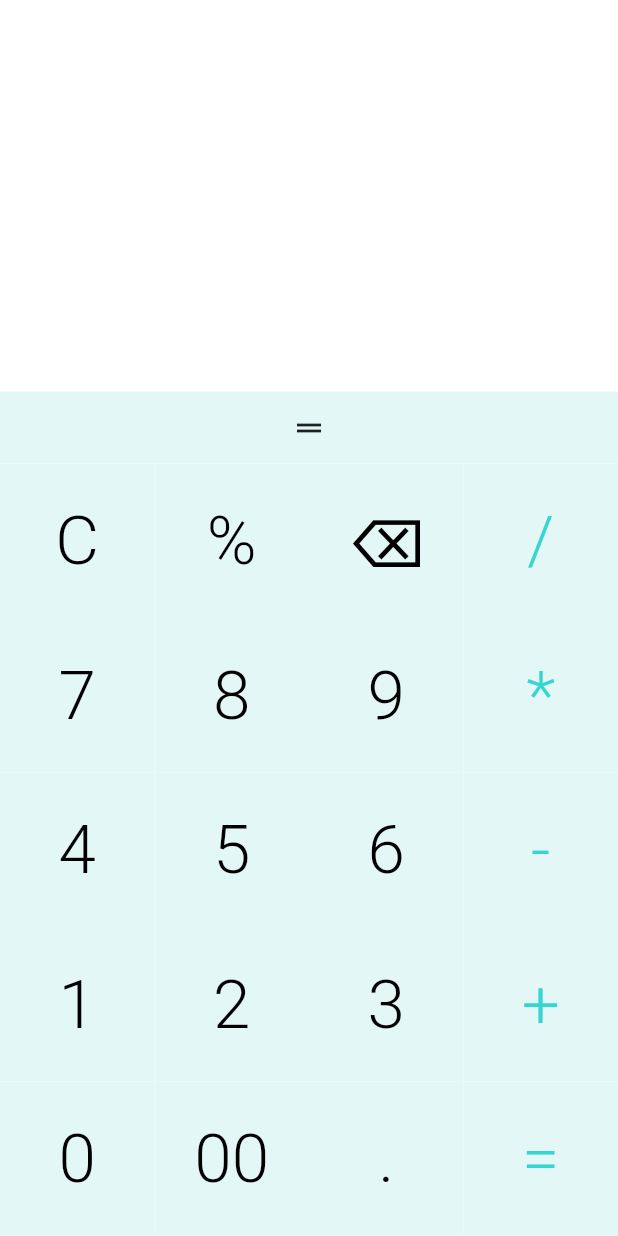
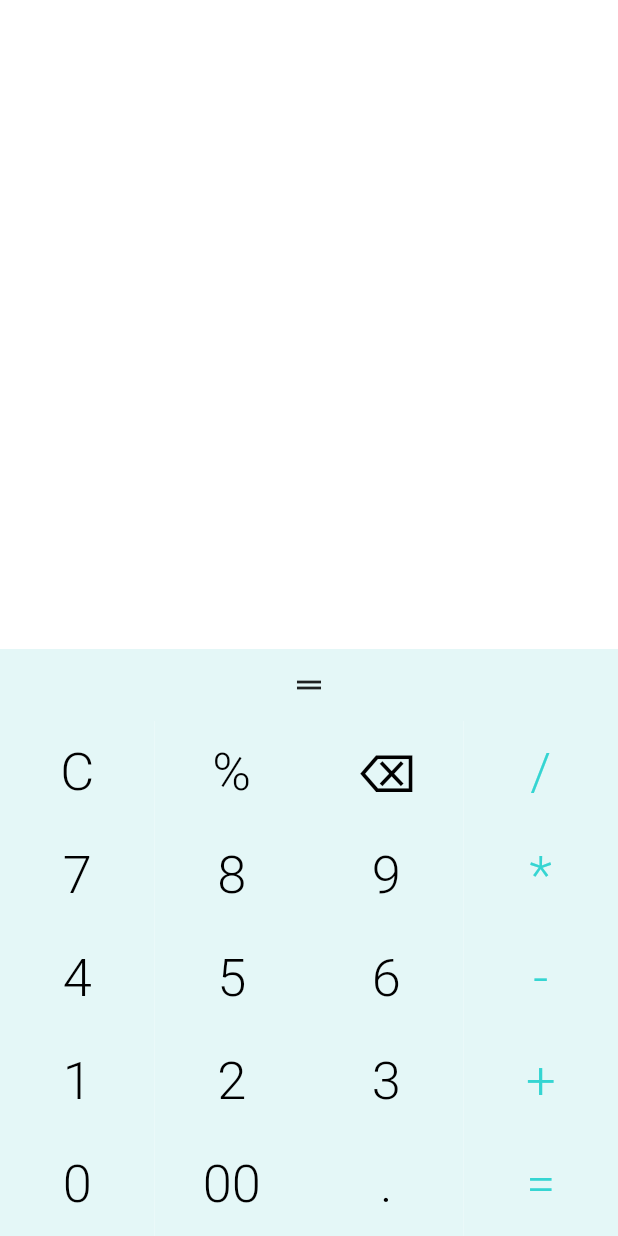
Before and after one commit to Noob-2-pro/CalC-App, a Flutter app: the screen it shows after launch, on a phone screen of 412 x 824 dp. Run offline on Flutter 3.47's test engine with Material 2 defaults, Android fonts, the phone set to English and light mode, and no system bars; our stand-ins replace math_expressions.

Commit message:
minor bug fixes

```diff
--- a/lib/UpperGrid.dart
+++ b/lib/UpperGrid.dart
@@ -15,8 +15,6 @@ class _UpperGridState extends State<UpperGrid> {
   @override
   Widget build(BuildContext context) {
     return Container(
-      // duration: Duration(seconds: 5),
-      // curve: Curves.fastOutSlowIn,
       color: Color(0xFF32363a),
       child: widget.selected
           ? GridView.builder(
--- a/lib/bottomgrid.dart
+++ b/lib/bottomgrid.dart
@@ -11,7 +11,8 @@ class BottomGrid extends StatelessWidget {
     return GridView.builder(
       padding: EdgeInsets.all(0),
       reverse: true,
-      gridDelegate: SliverGridDelegateWithFixedCrossAxisCount(crossAxisCount: 4, childAspectRatio: selected ? 1.5 : 1),
+      gridDelegate:
+          SliverGridDelegateWithFixedCrossAxisCount(crossAxisCount: 4, childAspectRatio: selected ? 2.2 : 1.5),
       shrinkWrap: true,
       physics: NeverScrollableScrollPhysics(),
       itemCount: 20,
@@ -19,7 +20,7 @@ class BottomGrid extends StatelessWidget {
         return Button(
             text: kBottomGridText[int].toString(),
             textColor: ktextColor[int],
-            textSize: selected ? 40 : 45,
+            textSize: selected ? 28 : 35,
             callback: () {
               callback(int, kBottomGridText);
             });
--- a/lib/components/button.dart
+++ b/lib/components/button.dart
@@ -9,7 +9,7 @@ class Button extends StatelessWidget {
 
   @override
   Widget build(BuildContext context) {
-    return GestureDetector(
+    return InkWell(
       onTap: callback,
       child: Container(
         child: Center(
```
Also changed, not shown: lib/Mainpage.dart (+26 -24 lines), pubspec.lock, 3 other files.
